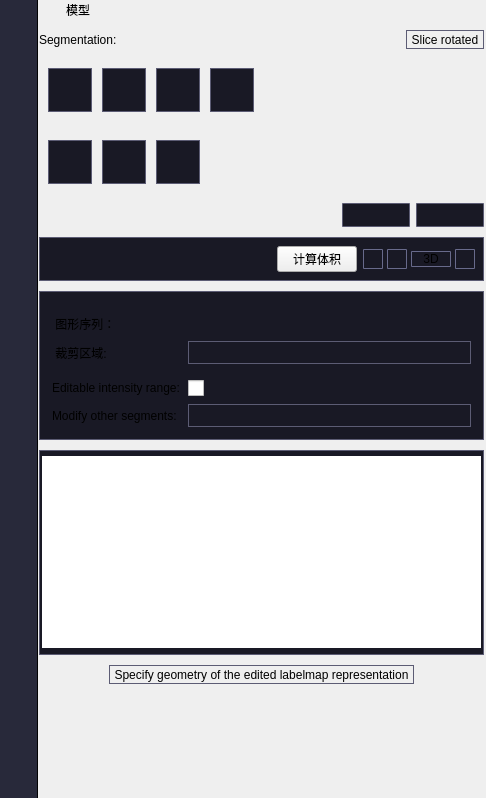
Before: the Qt Designer form Modules/Loadable/Segmentations/Widgets/Resources/UI/qMRMLSegmentEditorWidget.ui in fucklv/3DViewer, drawn with Qt 5.
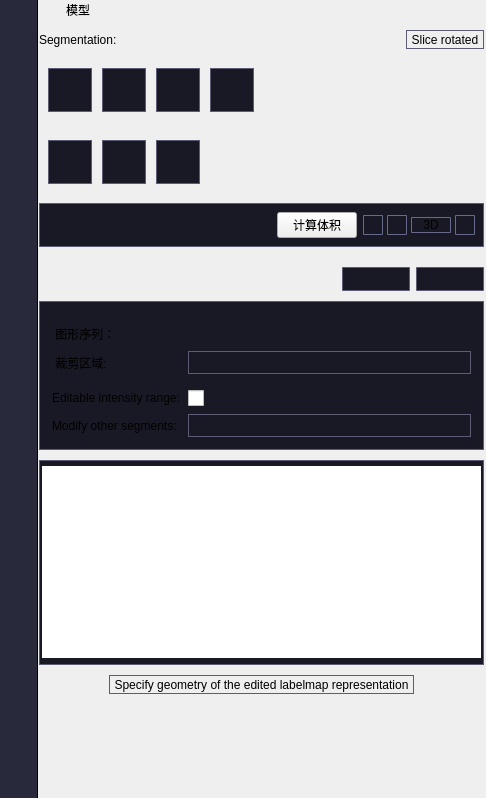
After: the same form once the commit is applied. Icons and pictures are not drawn. Custom widgets are drawn as their Qt base class.

```diff
--- a/Modules/Loadable/Segmentations/Widgets/Resources/UI/qMRMLSegmentEditorWidget.ui
+++ b/Modules/Loadable/Segmentations/Widgets/Resources/UI/qMRMLSegmentEditorWidget.ui
@@ -710,110 +710,6 @@
        </layout>
       </widget>
      </item>
-     <item>
-      <layout class="QVBoxLayout" name="verticalLayout_4">
-       <property name="spacing">
-        <number>6</number>
-       </property>
-       <item>
-        <layout class="QHBoxLayout" name="UndoRedoLayout">
-         <property name="leftMargin">
-          <number>0</number>
-         </property>
-         <property name="topMargin">
-          <number>0</number>
-         </property>
-         <property name="rightMargin">
-          <number>0</number>
-         </property>
-         <property name="bottomMargin">
-          <number>0</number>
-         </property>
-         <item>
-          <spacer name="horizontalSpacer_4">
-           <property name="orientation">
-            <enum>Qt::Horizontal</enum>
-           </property>
-           <property name="sizeHint" stdset="0">
-            <size>
-             <width>40</width>
-             <height>20</height>
-            </size>
-           </property>
-          </spacer>
-         </item>
-         <item>
-          <widget class="QPushButton" name="UndoButton">
-           <property name="toolTip">
-            <string/>
-           </property>
-           <property name="styleSheet">
-            <string notr="true">QPushButton{
-	width: 66;
-	height: 22;
-	background: #191925;
-	border: 1px solid #5c5c74;
-	border-radius: 1px;
-	font: 10pt &quot;Microsoft YaHei&quot;;
-}
-
-QPushButton:hover {
-	background-color: #5C5C74;
-}</string>
-           </property>
-           <property name="text">
-            <string/>
-           </property>
-           <property name="icon">
-            <iconset resource="../qSlicerSegmentationsModuleWidgets.qrc">
-             <normaloff>:/Icons/UndoSg.png</normaloff>:/Icons/UndoSg.png</iconset>
-           </property>
-           <property name="iconSize">
-            <size>
-             <width>17</width>
-             <height>15</height>
-            </size>
-           </property>
-          </widget>
-         </item>
-         <item>
-          <widget class="QPushButton" name="RedoButton">
-           <property name="toolTip">
-            <string/>
-           </property>
-           <property name="styleSheet">
-            <string notr="true">QPushButton{
-	width: 66;
-	height: 22;
-	background: #191925;
-	border: 1px solid #5c5c74;
-	border-radius: 1px;
-	font: 10pt &quot;Microsoft YaHei&quot;;
-}
-
-QPushButton:hover {
-	background-color: #5C5C74;
-}</string>
-           </property>
-           <property name="text">
-            <string/>
-           </property>
-           <property name="icon">
-            <iconset resource="../qSlicerSegmentationsModuleWidgets.qrc">
-             <normaloff>:/Icons/RedoSg.png</normaloff>:/Icons/RedoSg.png</iconset>
-           </property>
-           <property name="iconSize">
-            <size>
-             <width>17</width>
-             <height>15</height>
-            </size>
-           </property>
-          </widget>
-         </item>
-        </layout>
-       </item>
-      </layout>
-     </item>
      <item>
       <layout class="QVBoxLayout" name="verticalLayout_3">
        <property name="spacing">
@@ -1103,6 +999,126 @@
        </item>
       </layout>
      </item>
+     <item>
+      <widget class="QWidget" name="ComputeVolumnWidget" native="true">
+       <property name="enabled">
+        <bool>true</bool>
+       </property>
+       <property name="autoFillBackground">
+        <bool>true</bool>
+       </property>
+       <property name="styleSheet">
+        <string notr="true">QWidget#toolTabelWidget{
+	background: #191925;
+	border: 1px solid #5c5c74;
+}</string>
+       </property>
+      </widget>
+     </item>
+     <item>
+      <layout class="QVBoxLayout" name="verticalLayout_4">
+       <property name="spacing">
+        <number>6</number>
+       </property>
+       <item>
+        <layout class="QHBoxLayout" name="UndoRedoLayout">
+         <property name="leftMargin">
+          <number>0</number>
+         </property>
+         <property name="topMargin">
+          <number>0</number>
+         </property>
+         <property name="rightMargin">
+          <number>0</number>
+         </property>
+         <property name="bottomMargin">
+          <number>0</number>
+         </property>
+         <item>
+          <spacer name="horizontalSpacer_4">
+           <property name="orientation">
+            <enum>Qt::Horizontal</enum>
+           </property>
+           <property name="sizeHint" stdset="0">
+            <size>
+             <width>40</width>
+             <height>20</height>
+            </size>
+           </property>
+          </spacer>
+         </item>
+         <item>
+          <widget class="QPushButton" name="UndoButton">
+           <property name="toolTip">
+            <string/>
+           </property>
+           <property name="styleSheet">
+            <string notr="true">QPushButton{
+	width: 66;
+	height: 22;
+	background: #191925;
+	border: 1px solid #5c5c74;
+	border-radius: 1px;
+	font: 10pt &quot;Microsoft YaHei&quot;;
+}
+
+QPushButton:hover {
+	background-color: #5C5C74;
+}</string>
+           </property>
+           <property name="text">
+            <string/>
+           </property>
+           <property name="icon">
+            <iconset resource="../qSlicerSegmentationsModuleWidgets.qrc">
+             <normaloff>:/Icons/UndoSg.png</normaloff>:/Icons/UndoSg.png</iconset>
+           </property>
+           <property name="iconSize">
+            <size>
+             <width>17</width>
+             <height>15</height>
+            </size>
+           </property>
+          </widget>
+         </item>
+         <item>
+          <widget class="QPushButton" name="RedoButton">
+           <property name="toolTip">
+            <string/>
+           </property>
+           <property name="styleSheet">
+            <string notr="true">QPushButton{
+	width: 66;
+	height: 22;
+	background: #191925;
+	border: 1px solid #5c5c74;
+	border-radius: 1px;
+	font: 10pt &quot;Microsoft YaHei&quot;;
+}
+
+QPushButton:hover {
+	background-color: #5C5C74;
+}</string>
+           </property>
+           <property name="text">
+            <string/>
+           </property>
+           <property name="icon">
+            <iconset resource="../qSlicerSegmentationsModuleWidgets.qrc">
+             <normaloff>:/Icons/RedoSg.png</normaloff>:/Icons/RedoSg.png</iconset>
+           </property>
+           <property name="iconSize">
+            <size>
+             <width>17</width>
+             <height>15</height>
+            </size>
+           </property>
+          </widget>
+         </item>
+        </layout>
+       </item>
+      </layout>
+     </item>
      <item>
       <widget class="QGroupBox" name="MaskingGroupBox">
        <property name="sizePolicy">
```
